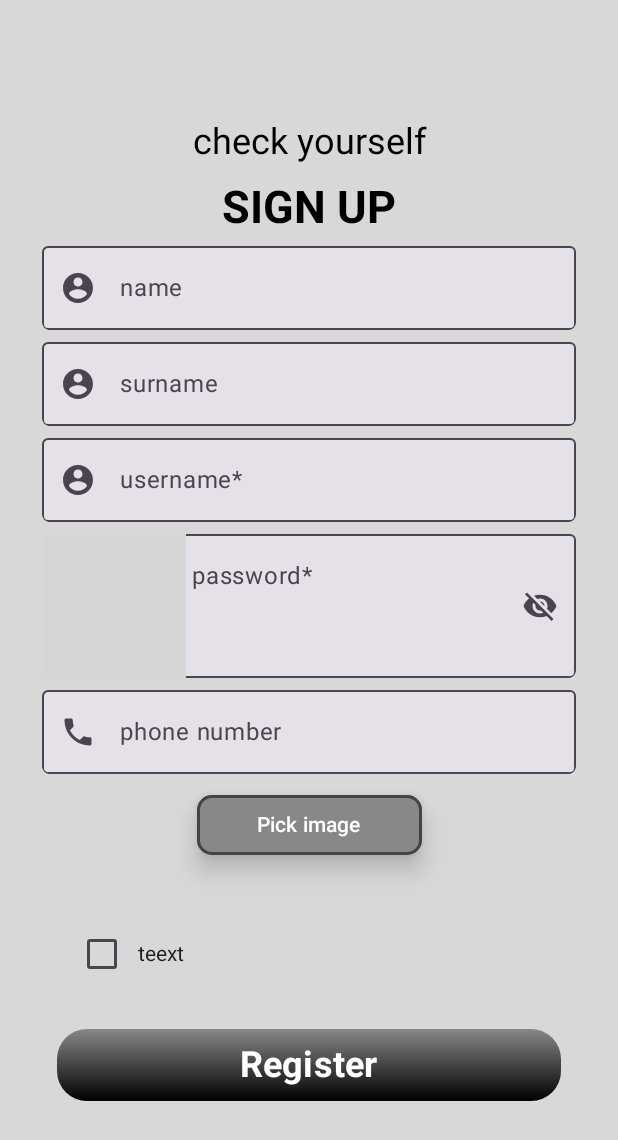
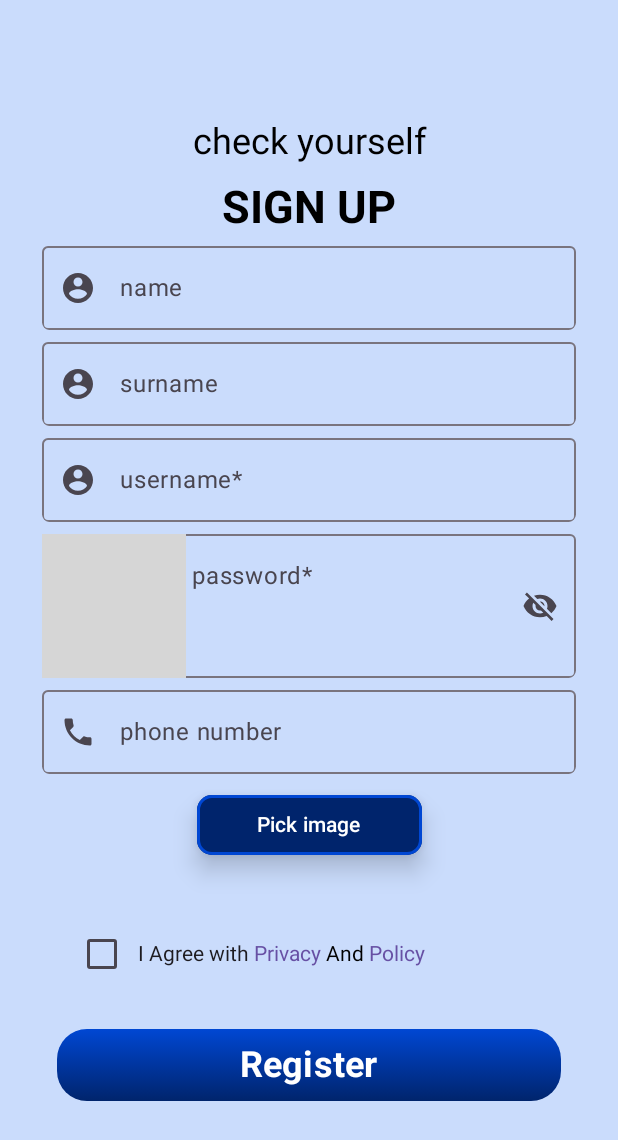
Before and after one commit to ak11git/RMAS_Project, an Android app built with Jetpack Compose: the screen it shows after launch (MainActivity), after a tap on "Register", on a phone screen of 412 x 824 dp. Shown: the top 1140 px of the screen. Run offline under Robolectric (Android 15) with nearby library versions, the phone set to English and light mode, and no system bars; grey boxes are pictures that could not be loaded.

Commit message:
gotov dizajn pocetnih strana valjda, mape ne rade :(

```diff
--- a/app/src/main/java/com/example/checkcount/app/PostApp.kt
+++ b/app/src/main/java/com/example/checkcount/app/PostApp.kt
@@ -9,6 +9,7 @@ import androidx.compose.ui.graphics.Color
 import com.example.checkcount.navigation.Nav
 import com.example.checkcount.navigation.Screen
 import com.example.checkcount.screens.Login
+import com.example.checkcount.screens.MapScreen
 import com.example.checkcount.screens.RegOrLogin
 import com.example.checkcount.screens.Register
 
@@ -29,6 +30,9 @@ fun PostApp() {
                 is Screen.LoginScreen ->{
                     Login()
                 }
+                is Screen.MapScreen ->{
+                    MapScreen()
+                }
             }
         }
     }
--- /dev/null
+++ b/app/src/main/java/com/example/checkcount/components/LoginScreenComponents.kt
@@ -0,0 +1 @@
+package com.example.checkcount.components
--- a/app/src/main/java/com/example/checkcount/navigation/Nav.kt
+++ b/app/src/main/java/com/example/checkcount/navigation/Nav.kt
@@ -7,6 +7,7 @@ sealed class Screen {
     object RegOrLogScreen : Screen()
     object RegisterScreen : Screen()
     object LoginScreen : Screen()
+    object MapScreen : Screen()
 }
 
 object Nav {
--- a/app/src/main/java/com/example/checkcount/screens/RegOrLogin.kt
+++ b/app/src/main/java/com/example/checkcount/screens/RegOrLoginScreen.kt
@@ -23,10 +23,10 @@ import com.example.checkcount.components.ButtonReg
 @Composable
 fun RegOrLogin() {
     Surface (
-        color = colorResource(id = R.color.gray),
+        color = colorResource(id = R.color.lightBlue),
         modifier = Modifier
             .fillMaxSize()
-            .background(colorResource(id = R.color.gray))
+            .background(colorResource(id = R.color.lightBlue))
             .padding(28.dp)
     ) {
         Image(painter = painterResource(id = R.drawable.ic_launcher_foreground), contentDescription = "")
--- a/app/src/main/java/com/example/checkcount/screens/Register.kt
+++ /dev/null
@@ -1,68 +0,0 @@
-package com.example.checkcount.screens
-
-import androidx.compose.foundation.background
-import androidx.compose.foundation.layout.Arrangement
-import androidx.compose.foundation.layout.Column
-import androidx.compose.foundation.layout.fillMaxSize
-import androidx.compose.foundation.layout.padding
-import androidx.compose.foundation.rememberScrollState
-import androidx.compose.foundation.verticalScroll
-import androidx.compose.material3.Surface
-import androidx.compose.runtime.Composable
-import androidx.compose.ui.Alignment
-import androidx.compose.ui.Modifier
-import androidx.compose.ui.res.colorResource
-import androidx.compose.ui.res.stringResource
-import androidx.compose.ui.tooling.preview.Preview
-import androidx.compose.ui.unit.dp
-import com.example.checkcount.R
-import com.example.checkcount.components.ButtonRegister
-import com.example.checkcount.components.CheckBox
-import com.example.checkcount.components.NameInput
-//import com.example.checkcount.components.EmailInput
-import com.example.checkcount.components.NormalText
-import com.example.checkcount.components.NumberInput
-//import com.example.checkcount.components.Password2Input
-import com.example.checkcount.components.PasswordInput
-import com.example.checkcount.components.RequestContentPermission
-import com.example.checkcount.components.SignUpText
-import com.example.checkcount.components.SurnameInput
-import com.example.checkcount.components.UsernameInput
-
-@Composable
-fun Register() {
-    Surface (
-        color = colorResource(id = R.color.gray),
-        modifier = Modifier
-            .fillMaxSize()
-            .background(colorResource(id = R.color.gray))
-            .padding(28.dp)
-    ) {
-
-        Column (
-            horizontalAlignment = Alignment.CenterHorizontally,
-            verticalArrangement = Arrangement.Center,
-            modifier = Modifier
-                .verticalScroll(rememberScrollState()))
-        {
-            NormalText(value = stringResource(id = R.string.firstText))
-            SignUpText(value = stringResource(id = R.string.signUpText))
-            NameInput(stringResource(id = R.string.name))
-            SurnameInput(stringResource(id = R.string.surname))
-            UsernameInput(stringResource(id = R.string.username))
-            //EmailInput(stringResource(id = R.string.email))
-            PasswordInput(stringResource(id = R.string.password))
-            //Password2Input(stringResource(id = R.string.password2))
-            NumberInput(stringResource(id = R.string.number))
-            RequestContentPermission()
-            CheckBox(stringResource(id = R.string.checkBox))
-            ButtonRegister(stringResource(id = R.string.buttonRegisterScreen))
-        }
-    }
-}
-
-@Preview
-@Composable
-fun DefaultPreviewSignUp() {
-    Register()
-}
--- /dev/null
+++ b/app/src/main/java/com/example/checkcount/screens/RegisterScreen.kt
@@ -0,0 +1,401 @@
+package com.example.checkcount.screens
+
+import android.graphics.Bitmap
+import android.graphics.ImageDecoder
+import android.net.Uri
+import android.os.Build
+import android.provider.MediaStore
+import android.widget.Toast
+import androidx.activity.compose.rememberLauncherForActivityResult
+import androidx.activity.result.contract.ActivityResultContracts
+import androidx.compose.foundation.BorderStroke
+import androidx.compose.foundation.Image
+import androidx.compose.foundation.background
+import androidx.compose.foundation.border
+import androidx.compose.foundation.layout.Arrangement
+import androidx.compose.foundation.layout.Box
+import androidx.compose.foundation.layout.Column
+import androidx.compose.foundation.layout.PaddingValues
+import androidx.compose.foundation.layout.Row
+import androidx.compose.foundation.layout.Spacer
+import androidx.compose.foundation.layout.fillMaxSize
+import androidx.compose.foundation.layout.fillMaxWidth
+import androidx.compose.foundation.layout.height
+import androidx.compose.foundation.layout.heightIn
+import androidx.compose.foundation.layout.padding
+import androidx.compose.foundation.layout.size
+import androidx.compose.foundation.layout.width
+import androidx.compose.foundation.rememberScrollState
+import androidx.compose.foundation.shape.RoundedCornerShape
+import androidx.compose.foundation.text.ClickableText
+import androidx.compose.foundation.text.KeyboardOptions
+import androidx.compose.foundation.verticalScroll
+import androidx.compose.material.icons.Icons
+import androidx.compose.material.icons.filled.Visibility
+import androidx.compose.material.icons.filled.VisibilityOff
+import androidx.compose.material3.Button
+import androidx.compose.material3.ButtonDefaults
+import androidx.compose.material3.Checkbox
+import androidx.compose.material3.Icon
+import androidx.compose.material3.IconButton
+import androidx.compose.material3.MaterialTheme
+import androidx.compose.material3.OutlinedTextField
+import androidx.compose.material3.Surface
+import androidx.compose.material3.Text
+import androidx.compose.runtime.Composable
+import androidx.compose.runtime.getValue
+import androidx.compose.runtime.mutableStateOf
+import androidx.compose.runtime.remember
+import androidx.compose.runtime.saveable.rememberSaveable
+import androidx.compose.runtime.setValue
+import androidx.compose.ui.Alignment
+import androidx.compose.ui.Modifier
+import androidx.compose.ui.draw.clip
+import androidx.compose.ui.graphics.Brush
+import androidx.compose.ui.graphics.Color
+import androidx.compose.ui.graphics.asImageBitmap
+import androidx.compose.ui.platform.LocalContext
+import androidx.compose.ui.res.colorResource
+import androidx.compose.ui.res.painterResource
+import androidx.compose.ui.res.stringResource
+import androidx.compose.ui.text.SpanStyle
+import androidx.compose.ui.text.TextStyle
+import androidx.compose.ui.text.buildAnnotatedString
+import androidx.compose.ui.text.font.FontStyle
+import androidx.compose.ui.text.font.FontWeight
+import androidx.compose.ui.text.input.KeyboardType
+import androidx.compose.ui.text.input.PasswordVisualTransformation
+import androidx.compose.ui.text.input.VisualTransformation
+import androidx.compose.ui.text.style.TextAlign
+import androidx.compose.ui.text.withStyle
+import androidx.compose.ui.tooling.preview.Preview
+import androidx.compose.ui.unit.dp
+import androidx.compose.ui.unit.sp
+import com.example.checkcount.R
+
+@Composable
+fun Register(
+    //onSignUpClick: () -> Unit,
+    //onLoginClick: () -> Unit,
+    //onPolicyClick: () -> Unit,
+    //onPrivacyClick: () -> Unit,
+) {
+
+    val (agree, onAgreeChange) = rememberSaveable { mutableStateOf(false) }
+    Surface(
+        color = colorResource(id = R.color.lightBlue),
+        modifier = Modifier
+            .fillMaxSize()
+            .background(colorResource(id = R.color.lightBlue))
+            .padding(28.dp)
+    ) {
+
+        Column(
+            horizontalAlignment = Alignment.CenterHorizontally,
+            verticalArrangement = Arrangement.Center,
+            modifier = Modifier
+                .verticalScroll(rememberScrollState())
+        )
+        {
+            Text(
+                text = stringResource(id = R.string.firstText),
+                modifier = Modifier
+                    .fillMaxWidth()
+                    .heightIn(min = 40.dp),
+                style = TextStyle(
+                    fontSize = 24.sp,
+                    fontWeight = FontWeight.Normal,
+                    fontStyle = FontStyle.Normal
+                ),
+                color = Color.Black,
+                textAlign = TextAlign.Center
+            )
+            //
+            Text(
+                text = stringResource(id = R.string.signUpText),
+                modifier = Modifier
+                    .fillMaxWidth()
+                    .heightIn(),
+                style = TextStyle(
+                    fontSize = 30.sp,
+                    fontWeight = FontWeight.Bold,
+                    fontStyle = FontStyle.Normal
+                ),
+                color = Color.Black,
+                textAlign = TextAlign.Center
+            )
+
+            //NameInput(stringResource(id = R.string.name))
+            val nameValue = remember { mutableStateOf("") }
+
+            OutlinedTextField(
+                modifier = Modifier
+                    .fillMaxWidth()
+                    .clip(RoundedCornerShape(5.dp)),
+                label = { Text(text = stringResource(id = R.string.name)) },
+                value = nameValue.value,
+                onValueChange = { nameValue.value = it },
+                leadingIcon = {
+                    Icon(
+                        painter = painterResource(id = R.drawable.ic_username),
+                        contentDescription = ""
+                    )
+                },
+                maxLines = 1
+            )
+
+            //SurnameInput(stringResource(id = R.string.surname))
+            val nameValue1 = remember { mutableStateOf("") }
+
+            OutlinedTextField(
+                modifier = Modifier
+                    .fillMaxWidth()
+                    .clip(RoundedCornerShape(5.dp)),
+                label = { Text(text = stringResource(id = R.string.surname)) },
+                value = nameValue1.value,
+                onValueChange = { nameValue1.value = it },
+                leadingIcon = {
+                    Icon(
+                        painter = painterResource(id = R.drawable.ic_username),
+                        contentDescription = ""
+                    )
+                },
+                maxLines = 1
+            )
+
+            //UsernameInput(stringResource(id = R.string.username))
+            val nameValue2 = remember { mutableStateOf("") }
+
+            OutlinedTextField(
+                modifier = Modifier
+                    .fillMaxWidth()
+                    .clip(RoundedCornerShape(5.dp)),
+                label = { Text(text = stringResource(id = R.string.username)) },
+                value = nameValue2.value,
+                onValueChange = { nameValue2.value = it },
+                leadingIcon = {
+                    Icon(
+                        painter = painterResource(id = R.drawable.ic_username),
+                        contentDescription = ""
+                    )
+                },
+                maxLines = 1
+            )
+            //EmailInput(stringResource(id = R.string.email))
+
+            //PasswordInput(stringResource(id = R.string.password))
+
+            val passwordValue = remember { mutableStateOf("") }
+
+            val passwordVisible = remember { mutableStateOf(false) }
+
+            OutlinedTextField(
+                modifier = Modifier
+                    .fillMaxWidth()
+                    .clip(RoundedCornerShape(5.dp)),
+                label = { Text(text = stringResource(id = R.string.password)) },
+                value = passwordValue.value,
+                onValueChange = { passwordValue.value = it },
+                maxLines = 1,
+                keyboardOptions = KeyboardOptions(keyboardType = KeyboardType.Password),
+                leadingIcon = {
+                    Icon(
+                        painter = painterResource(id = R.drawable.ic_password),
+                        contentDescription = ""
+                    )
+                },
+
+                trailingIcon = {
+                    val iconImg = if (passwordVisible.value) {
+                        Icons.Filled.Visibility
+                    } else {
+                        Icons.Filled.VisibilityOff
+                    }
+
+                    var desc = if (passwordVisible.value) {
+                        stringResource(id = R.string.hidePassword)
+                    } else {
+                        stringResource(id = R.string.showPassword)
+                    }
+
+                    IconButton(onClick = { passwordVisible.value = !passwordVisible.value }) {
+                        Icon(imageVector = iconImg, contentDescription = desc)
+                    }
+                },
+                visualTransformation = if (passwordVisible.value) VisualTransformation.None
+                else PasswordVisualTransformation()
+            )
+            //Password2Input(stringResource(id = R.string.password2))
+
+            //NumberInput(stringResource(id = R.string.number))
+            val nameValue3 = remember { mutableStateOf("") }
+
+            OutlinedTextField(
+                modifier = Modifier
+                    .fillMaxWidth()
+                    .clip(RoundedCornerShape(5.dp)),
+                label = { Text(text = stringResource(id = R.string.number)) },
+                value = nameValue3.value,
+                onValueChange = { nameValue3.value = it },
+                maxLines = 1,
+                keyboardOptions = KeyboardOptions(keyboardType = KeyboardType.Phone),
+
+                leadingIcon = {
+                    Icon(
+                        painter = painterResource(id = R.drawable.ic_number),
+                        contentDescription = ""
+                    )
+                }
+            )
+
+            //RequestContentPermission()
+            var imageUri by remember { mutableStateOf<Uri?>(null) }
+            val context = LocalContext.current
+            val bitmap = remember {
+                mutableStateOf<Bitmap?>(null)
+            }
+
+            val launcher = rememberLauncherForActivityResult(
+                contract =
+                ActivityResultContracts.GetContent()
+            ) { uri: Uri? ->
+                imageUri = uri
+            }
+            Column {
+                Button(
+                    onClick = { launcher.launch("image/*") },
+                    modifier = Modifier.width(170.dp).padding(10.dp),
+                    shape = RoundedCornerShape(10.dp),
+                    elevation = ButtonDefaults.buttonElevation(
+                        defaultElevation = 10.dp,
+                        pressedElevation = 6.dp
+                    ),
+                    colors = ButtonDefaults.buttonColors(
+                        containerColor = colorResource(id = R.color.darkBlue),
+                        contentColor = Color.White
+                    ),
+                    border = BorderStroke(2.dp, colorResource(id = R.color.strongBlue))
+                ) {
+                    Text(text = "Pick image")
+                }
+
+                Spacer(modifier = Modifier.height(12.dp))
+
+                imageUri?.let {
+                    if (Build.VERSION.SDK_INT < 28) {
+                        bitmap.value = MediaStore.Images
+                            .Media.getBitmap(context.contentResolver, it)
+
+                    } else {
+                        val source = ImageDecoder
+                            .createSource(context.contentResolver, it)
+                        bitmap.value = ImageDecoder.decodeBitmap(source)
+                    }
+
+                    bitmap.value?.let { btm ->
+                        Image(
+                            bitmap = btm.asImageBitmap(),
+                            contentDescription = null,
+                            modifier = Modifier.size(150.dp)
+                                .clip(RoundedCornerShape(10.dp))
+                                .background(Color.Gray)
+                                .border(
+                                    width = 2.dp,
+                                    color = Color.DarkGray,
+                                )
+                                .align(Alignment.CenterHorizontally)
+                        )
+                    }
+                }
+
+            }
+
+            //CheckBox(stringResource(id = R.string.checkBox))
+            Row(
+                modifier = Modifier
+                    .fillMaxWidth()
+                    .heightIn(56.dp)
+                    .padding(16.dp),
+                verticalAlignment = Alignment.CenterVertically
+            ) {
+                val checkedState = remember { mutableStateOf(false) }
+
+                val privacyText = "Privacy"
+                val policyText = "Policy"
+                val annotatedString = buildAnnotatedString {
+                    withStyle(SpanStyle(color = MaterialTheme.colorScheme.onBackground)) {
+                        append("I Agree with")
+                    }
+                    append(" ")
+                    withStyle(SpanStyle(color = MaterialTheme.colorScheme.primary)) {
+                        pushStringAnnotation(tag = privacyText, privacyText)
+                        append(privacyText)
+                    }
+                    append(" And ")
+                    withStyle(SpanStyle(color = MaterialTheme.colorScheme.primary)) {
+                        pushStringAnnotation(tag = policyText, policyText)
+                        append(policyText)
+                    }
+                }
+
+                Checkbox(agree, onAgreeChange)
+                ClickableText(
+                    annotatedString,
+                ) { offset ->
+                    annotatedString.getStringAnnotations(offset, offset).forEach {
+                        when (it.tag) {
+                            privacyText -> {
+                                Toast.makeText(context, "Privacy Text Clicked", Toast.LENGTH_SHORT)
+                                    .show()
+                                //onPrivacyClick()
+                            }
+
+                            policyText -> {
+                                Toast.makeText(context, "Policy Text Clicked", Toast.LENGTH_SHORT)
+                                    .show()
+                                //onPolicyClick()
+                            }
+                        }
+                    }
+                }
+            }
+
+                //ButtonRegister(stringResource(id = R.string.buttonRegisterScreen))
+                Button(
+                    onClick = { /*TODO*/ },
+                    modifier = Modifier
+                        .fillMaxWidth()
+                        .heightIn(48.dp),
+                    contentPadding = PaddingValues(10.dp),
+                    colors = ButtonDefaults.buttonColors(Color.Transparent),
+                    shape = RoundedCornerShape(20.dp)
+                ) {
+                    Box(
+                        modifier = Modifier
+                            .fillMaxWidth()
+                            .heightIn(48.dp)
+                            .background(
+                                brush = Brush.verticalGradient(listOf(colorResource(id = R.color.strongBlue)
+                                                                    , colorResource(id = R.color.darkBlue))),
+                                shape = RoundedCornerShape(20.dp)
+                            ),
+                        contentAlignment = Alignment.Center
+                    ) {
+                        Text(
+                            text = stringResource(id = R.string.buttonRegisterScreen),
+                            fontSize = 24.sp,
+                            color = Color.White,
+                            fontWeight = FontWeight.Bold
+                        )
+                    }
+
+                }
+            }
+        }
+}
+
+@Preview
+@Composable
+fun DefaultPreviewRegister() {
+    Register()
+}
--- a/app/src/main/res/values/colors.xml
+++ b/app/src/main/res/values/colors.xml
@@ -8,5 +8,7 @@
     <color name="black">#FF000000</color>
     <color name="white">#FFFFFFFF</color>
 
-    <color name="gray">#D8D8D8</color>
+    <color name="lightBlue">#CADCFC</color>
+    <color name="darkBlue">#00246C</color>
+    <color name="strongBlue">#0047d3</color>
 </resources>
--- a/app/src/main/res/values/strings.xml
+++ b/app/src/main/res/values/strings.xml
@@ -13,4 +13,5 @@
     <string name="showPassword">Show Password</string>
     <string name="checkBox">teext</string>
     <string name="buttonRegisterScreen">Register</string>
+    <string name="title_activity_maps">MapsActivity</string>
 </resources>
--- a/settings.gradle.kts
+++ b/settings.gradle.kts
@@ -7,6 +7,7 @@ pluginManagement {
                 includeGroupByRegex("androidx.*")
             }
         }
+        google()
         mavenCentral()
         gradlePluginPortal()
     }
```
Also changed, not shown: app/build.gradle.kts (+18 -4 lines), app/src/main/AndroidManifest.xml (+7 -2 lines), app/src/main/java/com/example/checkcount/components/RegisterScreenComponents.kt (renamed from app/src/main/java/com/example/checkcount/components/AppComponents.kt, +8 -3 lines), app/src/main/java/com/example/checkcount/screens/LoginScreen.kt (renamed from app/src/main/java/com/example/checkcount/screens/Login.kt, +23 -8 lines), app/src/main/java/com/example/checkcount/screens/MapScreen.kt (added, +67 -0 lines), app/src/main/res/layout/activity_maps.xml (added, +9 -0 lines), build.gradle.kts (+10 -0 lines), gradle/libs.versions.toml (+14 -3 lines), 1 other file.
